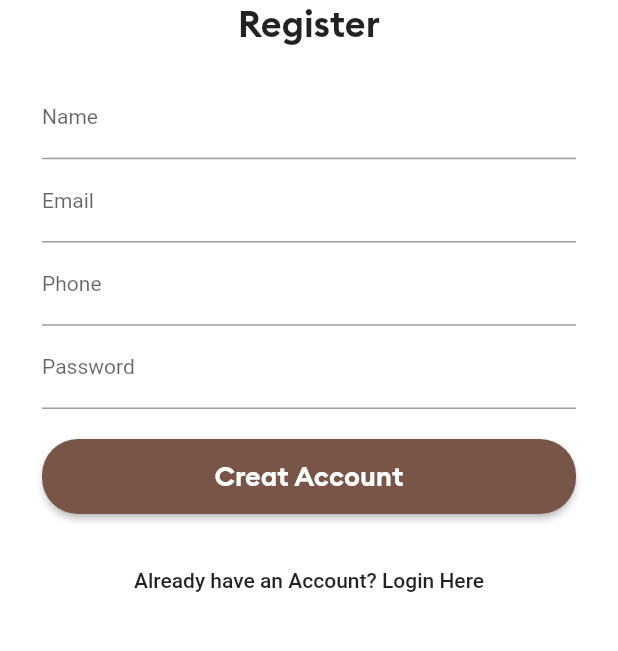
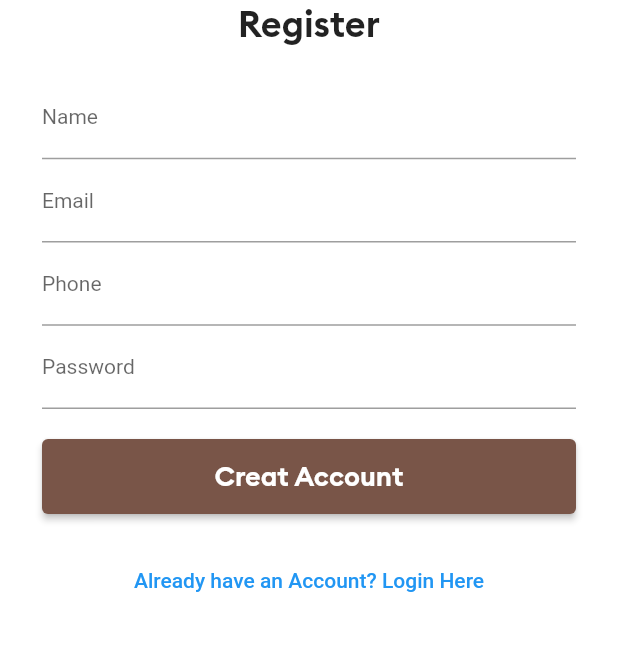
Before and after one commit to Azdankhala/Tugas-Akhir, a Flutter app: the screen it shows after launch, after a tap on "Do not have an Account? Register Here", on a phone screen of 412 x 824 dp, the part 440-1091 px from its top. Run offline on Flutter 3.47's test engine with Material 2 defaults, Android fonts, the phone set to English and light mode, and no system bars; our stand-ins replace firebase_auth, firebase_core, firebase_database, fluttertoast, geolocator, google_maps_flutter; missing offline and left inert: flutter_barcode_scanner, flutter_polyline_points; accounts and stored records are empty.

Commit message:
Update Stateful

```diff
--- a/lib/DataHandler/appData.dart
+++ b/lib/DataHandler/appData.dart
@@ -9,6 +9,11 @@ class AppData extends ChangeNotifier {
     notifyListeners();
   }
 
+  void updatePickupToDropOff() {
+    pickUpLocation = dropOffLocation;
+    notifyListeners();
+  }
+
   void updatedropOffLocationAddress(Address dropOffAddress) {
     dropOffLocation = dropOffAddress;
     notifyListeners();
--- a/lib/Screen/loginScreen.dart
+++ b/lib/Screen/loginScreen.dart
@@ -1,14 +1,19 @@
 import 'package:firebase_auth/firebase_auth.dart';
-import 'package:firebase_database/firebase_database.dart';
 import 'package:flutter/material.dart';
 import 'package:rider_app/AllWidgets/progressDialog.dart';
 import 'package:rider_app/Screen/mainscreen.dart';
 import 'package:rider_app/Screen/registerScreen.dart';
-import 'package:rider_app/main.dart';
 
-class LoginScreen extends StatelessWidget {
+class LoginScreen extends StatefulWidget {
   static const String idScreen = "login";
+
+  @override
+  _LoginScreenState createState() => _LoginScreenState();
+}
+
+class _LoginScreenState extends State<LoginScreen> {
   TextEditingController emailtextEditingController = TextEditingController();
+
   TextEditingController passwordtextEditingController = TextEditingController();
 
   @override
@@ -80,9 +85,10 @@ class LoginScreen extends StatelessWidget {
                     SizedBox(
                       height: 20.0,
                     ),
-                    RaisedButton(
-                      color: Colors.brown,
-                      textColor: Colors.white,
+                    ElevatedButton(
+                      style: ButtonStyle(
+                          backgroundColor: MaterialStateColor.resolveWith(
+                              (states) => Colors.brown)),
                       child: Container(
                         height: 50.0,
                         child: Center(
@@ -92,9 +98,6 @@ class LoginScreen extends StatelessWidget {
                                 fontSize: 18.0, fontFamily: "Brand Bold"),
                           ),
                         ),
-                      ),
-                      shape: new RoundedRectangleBorder(
-                        borderRadius: new BorderRadius.circular(24.0),
                       ),
                       onPressed: () {
                         if (!emailtextEditingController.text.contains("@")) {
@@ -111,7 +114,7 @@ class LoginScreen extends StatelessWidget {
                   ],
                 ),
               ),
-              FlatButton(
+              TextButton(
                 onPressed: () {
                   Navigator.pushNamedAndRemoveUntil(
                       context, RegisterScreen.idScreen, (route) => false);
--- a/lib/Screen/registerScreen.dart
+++ b/lib/Screen/registerScreen.dart
@@ -5,14 +5,21 @@ import 'package:fluttertoast/fluttertoast.dart';
 import 'package:rider_app/AllWidgets/progressDialog.dart';
 import 'package:rider_app/Screen/loginScreen.dart';
 import 'package:rider_app/Screen/mainscreen.dart';
-import 'package:rider_app/main.dart';
 
-class RegisterScreen extends StatelessWidget {
+class RegisterScreen extends StatefulWidget {
   static const String idScreen = "register";
 
+  @override
+  _RegisterScreenState createState() => _RegisterScreenState();
+}
+
+class _RegisterScreenState extends State<RegisterScreen> {
   TextEditingController nametextEditingController = TextEditingController();
+
   TextEditingController emailtextEditingController = TextEditingController();
+
   TextEditingController phoneextEditingController = TextEditingController();
+
   TextEditingController passwordtextEditingController = TextEditingController();
 
   @override
@@ -120,9 +127,13 @@ class RegisterScreen extends StatelessWidget {
                     SizedBox(
                       height: 20.0,
                     ),
-                    RaisedButton(
-                      color: Colors.brown,
-                      textColor: Colors.white,
+                    ElevatedButton(
+                      style: ButtonStyle(
+                        backgroundColor: MaterialStateColor.resolveWith(
+                            (states) => Colors.brown),
+                        foregroundColor: MaterialStateColor.resolveWith(
+                            (states) => Colors.white),
+                      ),
                       child: Container(
                         height: 50.0,
                         child: Center(
@@ -132,9 +143,6 @@ class RegisterScreen extends StatelessWidget {
                                 fontSize: 18.0, fontFamily: "Brand Bold"),
                           ),
                         ),
-                      ),
-                      shape: new RoundedRectangleBorder(
-                        borderRadius: new BorderRadius.circular(24.0),
                       ),
                       onPressed: () {
                         if (nametextEditingController.text.length < 3) {
@@ -159,7 +167,7 @@ class RegisterScreen extends StatelessWidget {
                   ],
                 ),
               ),
-              FlatButton(
+              TextButton(
                 onPressed: () {
                   Navigator.pushNamedAndRemoveUntil(
                       context, LoginScreen.idScreen, (route) => false);
@@ -176,6 +184,7 @@ class RegisterScreen extends StatelessWidget {
   }
 
   FirebaseAuth firebaseAuth = FirebaseAuth.instance;
+
   DatabaseReference dbRef =
       FirebaseDatabase.instance.reference().child("Users");
 
```
Also changed, not shown: lib/AllWidgets/progressDialog.dart (+18 -8 lines), lib/Assistants/assistantMethods.dart (+30 -31 lines), lib/Assistants/requestAssistants.dart (+13 -21 lines), lib/Models/address.dart (+7 -3 lines), lib/Models/directDetails.dart (+8 -3 lines), lib/Models/placePredictions.dart (+9 -11 lines), lib/Screen/mainscreen.dart (+109 -11 lines), lib/Screen/searchScreen.dart (+10 -9 lines), 1 other file.
